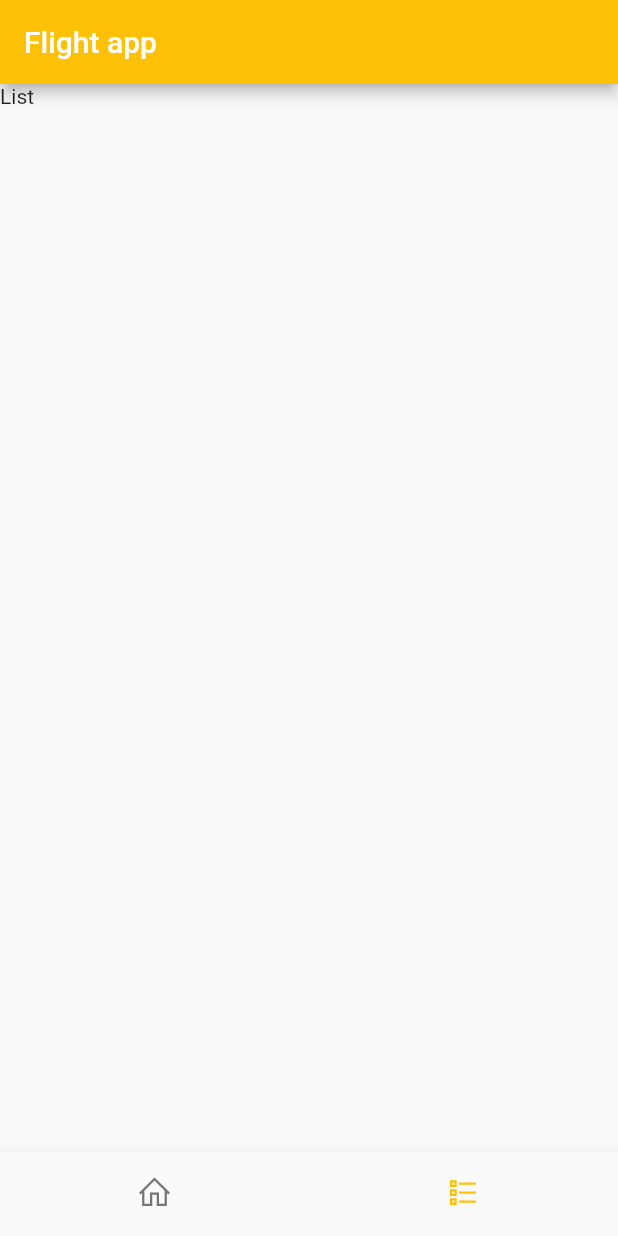
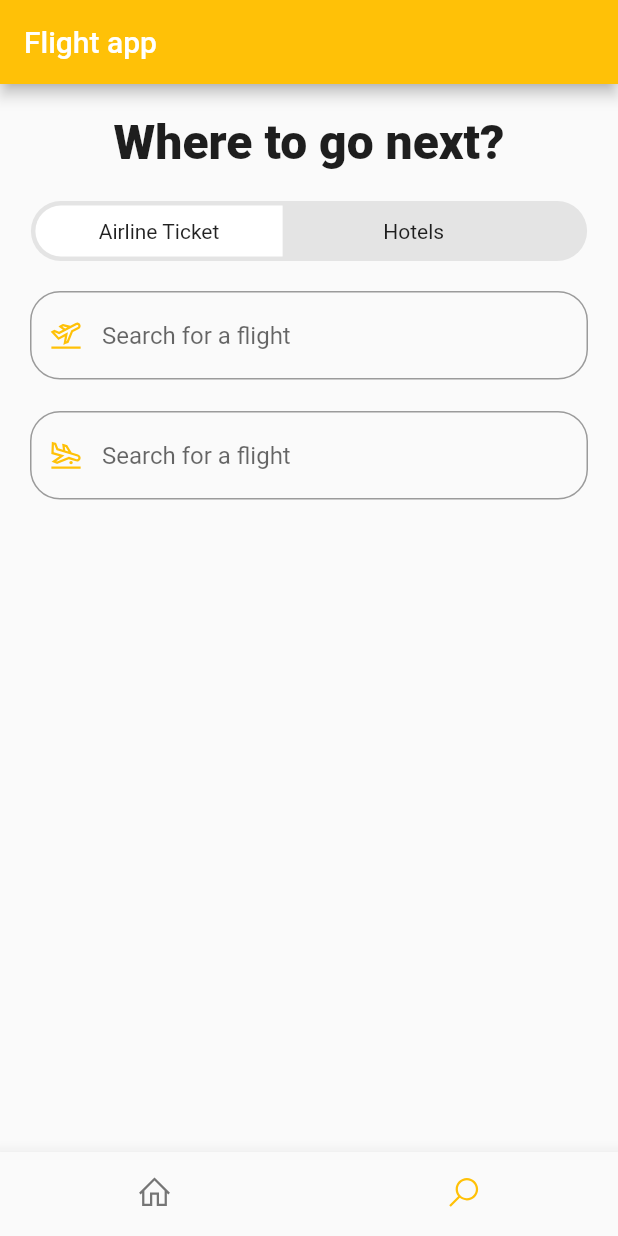
Before and after one commit to alexitron77/flutter_design_101, a Flutter app: the screen it shows after launch, item 2 of the bottom bar chosen, on a phone screen of 412 x 824 dp. Run offline on Flutter 3.47's test engine with Material 2 defaults, Android fonts, the light colour scheme and no system bars; our stand-ins replace line_icons; network calls fail.

Commit message:
add search page

```diff
--- a/lib/main.dart
+++ b/lib/main.dart
@@ -1,5 +1,6 @@
 import 'package:flutter/material.dart';
 import 'package:line_icons/line_icons.dart';
+import 'package:thatshake/pages/searchPage.dart';
 
 import 'pages/homepage.dart';
 import 'utils/styles.dart';
@@ -18,7 +19,7 @@ class MyApp extends StatefulWidget {
 class _MyAppState extends State<MyApp> {
   int _selectedIndex = 0;
 
-  List<Widget> screens = [const HomePage(), const Text("List")];
+  List<Widget> screens = [const HomePage(), const SearchPage()];
 
   selectIndex(int index) {
     setState(() => _selectedIndex = index);
@@ -46,7 +47,7 @@ class _MyAppState extends State<MyApp> {
           currentIndex: _selectedIndex,
           items: const [
             BottomNavigationBarItem(label: "home", icon: Icon(LineIcons.home)),
-            BottomNavigationBarItem(label: "list", icon: Icon(LineIcons.list))
+            BottomNavigationBarItem(label: "search", icon: Icon(LineIcons.search))
           ],
         ),
       ),
--- a/lib/pages/homepage.dart
+++ b/lib/pages/homepage.dart
@@ -1,4 +1,5 @@
 import 'package:flutter/material.dart';
+import 'package:line_icons/line_icons.dart';
 
 import '../model/flight.dart';
 import '../model/hotel.dart';
@@ -39,7 +40,7 @@ class HomePage extends StatelessWidget {
       padding: const EdgeInsets.all(20),
       children: [
         const HomepageHeader(),
-        const SearchBar(),
+        const SearchBar(icon: LineIcons.search),
         const SectionHeader(sectionHeaderTitle: "Upcoming Flights"),
         Carousel(cards: flightTicketWidgets),
         const SectionHeader(sectionHeaderTitle: "Hotels"),
--- /dev/null
+++ b/lib/pages/searchPage.dart
@@ -0,0 +1,61 @@
+import 'package:flutter/cupertino.dart';
+import 'package:flutter/material.dart';
+import 'package:line_icons/line_icons.dart';
+import 'package:thatshake/widgets/search_bar.dart';
+
+import '../utils/styles.dart';
+
+class SearchPage extends StatelessWidget {
+  const SearchPage({Key? key}) : super(key: key);
+
+  @override
+  Widget build(BuildContext context) {
+    return Container(
+      padding: EdgeInsets.all(20),
+      child: Column(
+        children: [
+          Text("Where to go next?", style: Styles.headTitle),
+          Center(
+            child: Container(
+              height: 40,
+              width: MediaQuery.of(context).size.width * 0.9,
+              padding: const EdgeInsets.all(3),
+              margin: const EdgeInsets.only(top: 20),
+              decoration: BoxDecoration(
+                borderRadius: BorderRadius.all(Radius.circular(20)),
+                color: Styles.bgColor,
+              ),
+              child: Row(
+                children: [
+                  Container(
+                    margin: const EdgeInsets.only(right: 5),
+                    height: 35,
+                    width: MediaQuery.of(context).size.width * 0.4,
+                    decoration: const BoxDecoration(
+                        color: Colors.white,
+                        borderRadius: BorderRadius.only(
+                            topLeft: Radius.circular(20),
+                            bottomLeft: Radius.circular(20))),
+                    child: Center(child: Text("Airline Ticket")),
+                  ),
+                  Container(
+                    height: 35,
+                    width: MediaQuery.of(context).size.width * 0.4,
+                    decoration: const BoxDecoration(
+                        color: Colors.transparent,
+                        borderRadius: BorderRadius.only(
+                            topRight: Radius.circular(20),
+                            bottomRight: Radius.circular(20))),
+                    child: const Center(child: Text("Hotels")),
+                  ),
+                ],
+              ),
+            ),
+          ),
+          const SearchBar(icon: LineIcons.planeDeparture),
+          const SearchBar(icon: LineIcons.planeArrival),
+        ],
+      ),
+    );
+  }
+}
--- a/lib/widgets/search_bar.dart
+++ b/lib/widgets/search_bar.dart
@@ -4,22 +4,27 @@ import 'package:line_icons/line_icons.dart';
 import '../utils/styles.dart';
 
 class SearchBar extends StatelessWidget {
-  const SearchBar({Key? key}) : super(key: key);
+  final IconData icon;
+
+  const SearchBar({Key? key, required this.icon}) : super(key: key);
 
   @override
   Widget build(BuildContext context) {
-    return Padding(
-      padding: const EdgeInsets.only(top: 20),
+    return Container(
+      height: 60,
+      margin: const EdgeInsets.only(top: 20),
       child: TextField(
         autofocus: false,
         decoration: InputDecoration(
-          prefixIcon:
-          Icon(LineIcons.search, color: Styles.primaryColor),
+          prefixIcon: Icon(icon, color: Styles.primaryColor),
           hintText: "Search for a flight",
           focusedBorder: OutlineInputBorder(
             borderRadius: BorderRadius.circular(20),
-            borderSide:
-            BorderSide(color: Styles.primaryColor, width: 2),
+            borderSide: BorderSide(color: Styles.primaryColor, width: 2),
+          ),
+          border: OutlineInputBorder(
+            borderRadius: BorderRadius.circular(20),
+            borderSide: BorderSide(color: Styles.primaryColor, width: 2),
           ),
         ),
       ),
```
